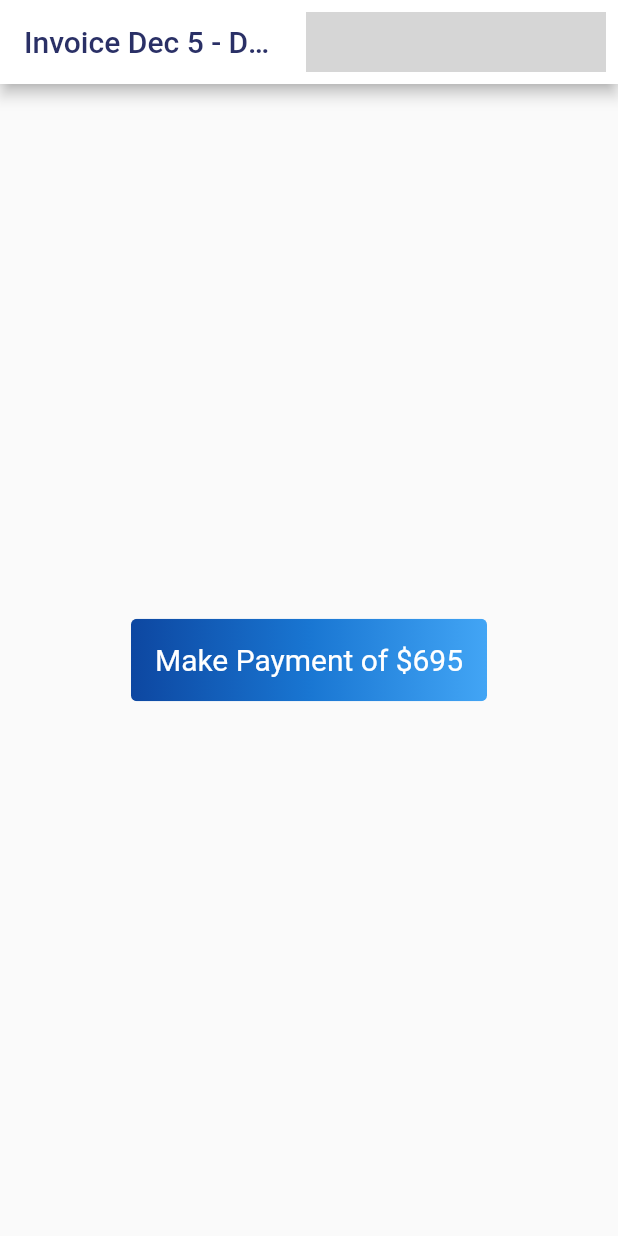
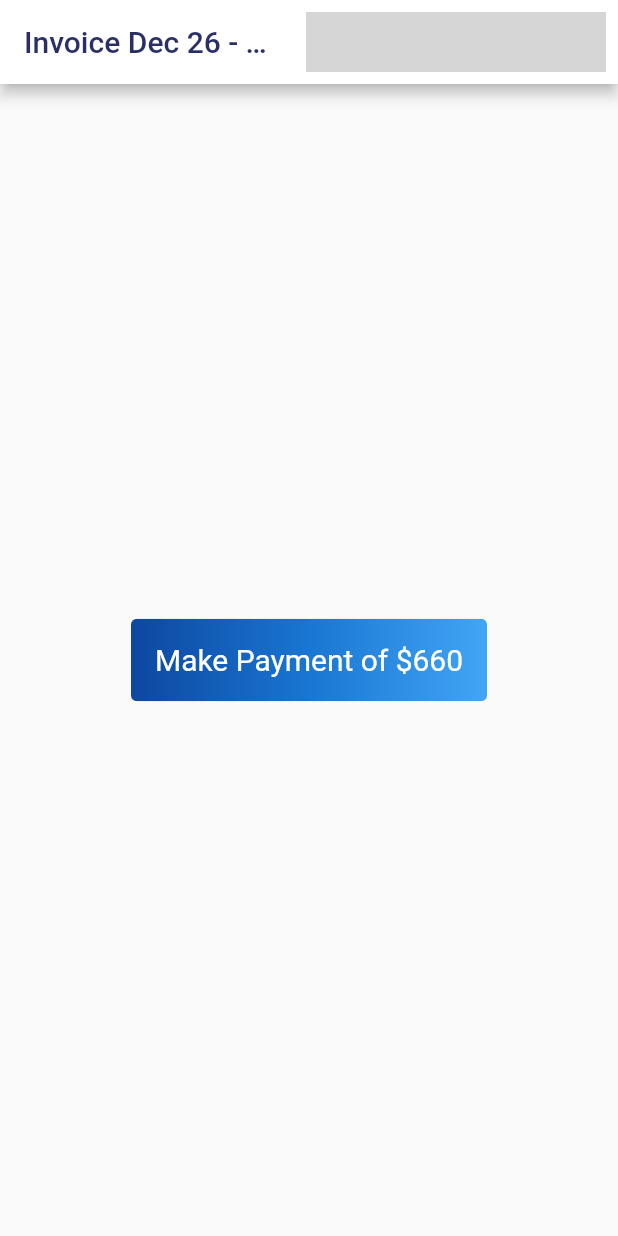
Before and after one commit to Team-Crushing-It/derosa_payment, a Flutter app: the screen it shows after launch, on a phone screen of 412 x 824 dp. Run offline on Flutter 3.47's test engine with Material 2 defaults, Android fonts, the light colour scheme and no system bars; our stand-ins replace bloc, cloud_firestore, equatable, firebase_auth, firebase_core, flutter_bloc and 1 more; missing offline and left inert: flow_builder, very_good_analysis; accounts and stored records are empty; generated files the repository leaves out were written again; network calls fail; grey boxes are pictures that could not be loaded.

Commit message:
Update home.dart

```diff
--- a/lib/home/view/home.dart
+++ b/lib/home/view/home.dart
@@ -30,8 +30,8 @@ class _HomeState extends State<Home> {
   @override
   Widget build(BuildContext context) {
     const id = 'DeRosa';
-    const title = 'Dec 5 - Dec 11';
-    const price = '695';
+    const title = 'Dec 26 - Jan 1';
+    const price = '660';
     final timeStamp = DateTime.now().toString();
 
     return Scaffold(
```
